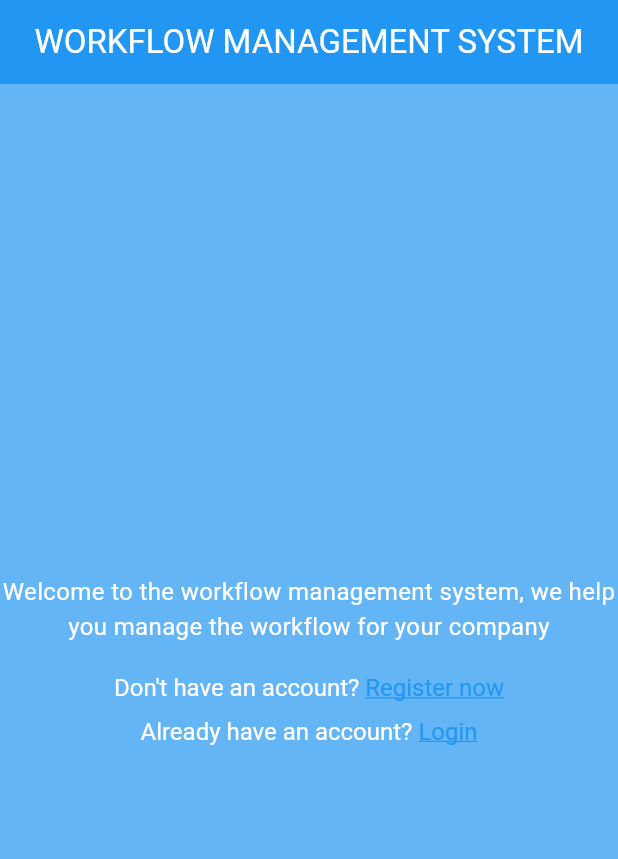
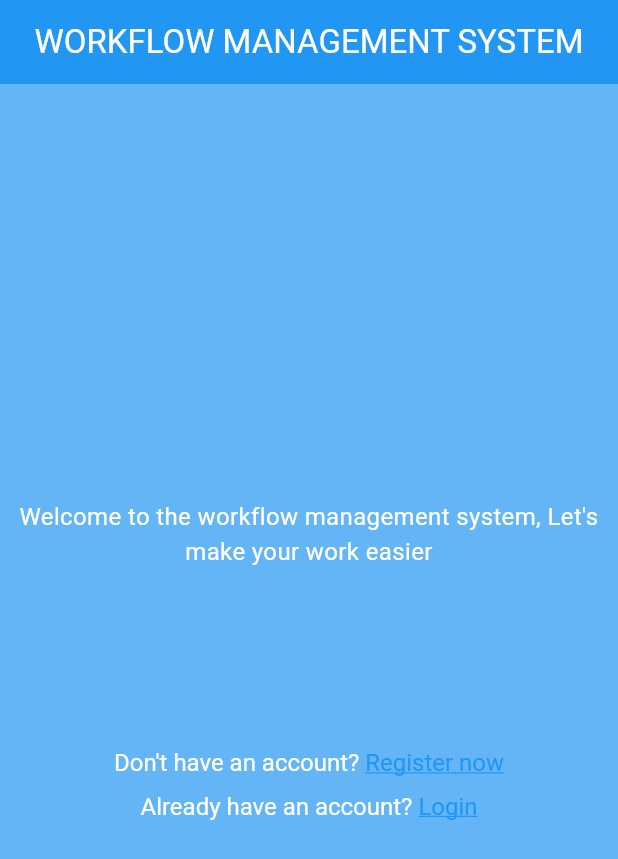
Before and after one commit to Nkurunzizagashati/WORKFLOW_MANAGEMENT_SYSTEM, a Flutter app: the screen it shows after launch, on a phone screen of 412 x 824 dp. Shown: the top 859 px of the screen. Run offline on Flutter 3.47's test engine with Material 3 defaults, Android fonts, the phone set to English and light mode, and no system bars.

Commit message:
add the title for Login and register pages

```diff
--- a/lib/main.dart
+++ b/lib/main.dart
@@ -13,6 +13,7 @@ class MyApp extends StatelessWidget {
   @override
   Widget build(BuildContext context) {
     return MaterialApp(
+      debugShowCheckedModeBanner: false,
       title: "WORKFLOW MANAGEMENT SYSTEM",
       initialRoute: '/',
       routes: {
--- a/lib/pages/auth/login_page.dart
+++ b/lib/pages/auth/login_page.dart
@@ -8,6 +8,9 @@ class LoginPage extends StatelessWidget {
     return Scaffold(
       appBar: AppBar(
         title: const Text("LOGIN"),
+        centerTitle: true,
+        backgroundColor: Colors.blue,
+        foregroundColor: Colors.white,
       ),
     );
   }
--- a/lib/pages/auth/register_page.dart
+++ b/lib/pages/auth/register_page.dart
@@ -8,6 +8,9 @@ class RegisterPage extends StatelessWidget {
     return Scaffold(
       appBar: AppBar(
         title: const Text("REGISTER"),
+        centerTitle: true,
+        backgroundColor: Colors.blue,
+        foregroundColor: Colors.white,
       ),
     );
   }
--- a/lib/pages/home_page.dart
+++ b/lib/pages/home_page.dart
@@ -50,11 +50,11 @@ class _HomePageState extends State<HomePage> {
           crossAxisAlignment: CrossAxisAlignment.center, // Center horizontally
           children: [
             const Text(
-              "Welcome to the workflow management system, we help you manage the workflow for your company",
+              "Welcome to the workflow management system, Let's make your work easier",
               textAlign: TextAlign.center,
               style: TextStyle(fontSize: 16, color: Colors.white),
             ),
-            const SizedBox(height: 20), // Space between text and links
+            const SizedBox(height: 120), // Space between text and links
             RichText(
               text: TextSpan(
                 text: "Don't have an account? ",
```
